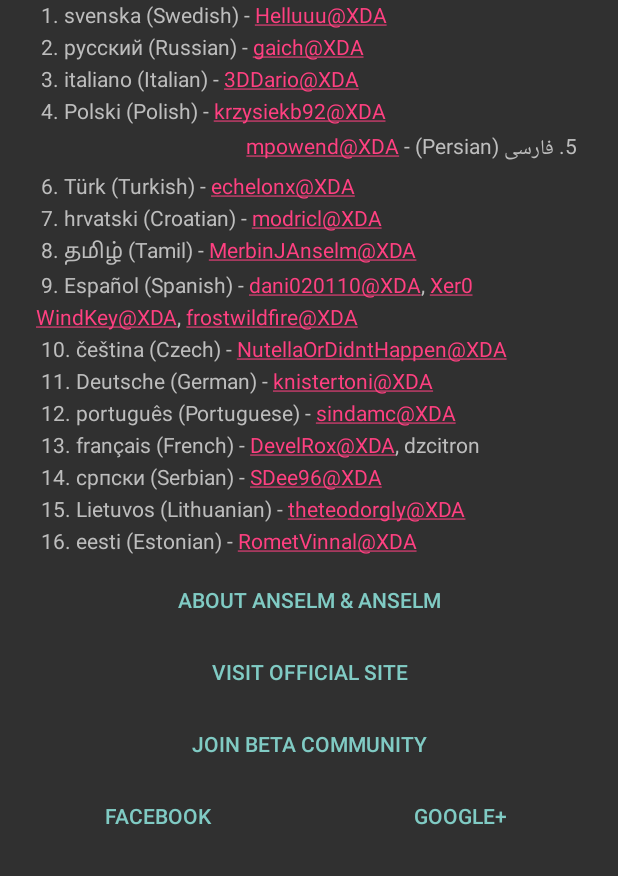
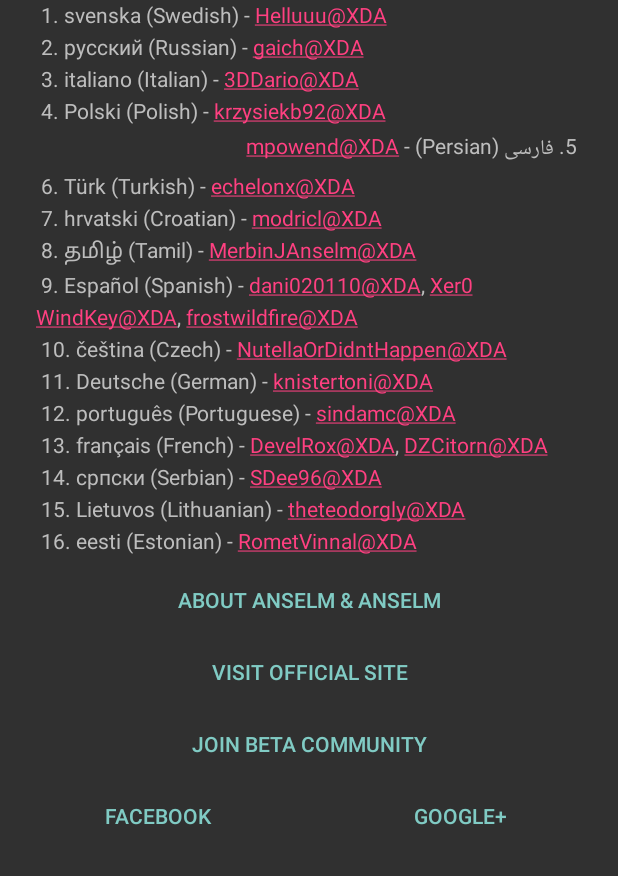
Before and after one commit to anselm94/Torchie-Android, an Android app: the fragment AboutDialog shown on its own in the app's theme, after a tap on an icon or button, on a phone screen of 412 x 824 dp, the part 360-1236 px from its top. Run offline under Robolectric (Android 15) with nearby library versions, the phone set to English and light mode, and no system bars; 1 statement that could not run was skipped.

Commit message:
updated DZCitron link to XDA

```diff
--- a/app/src/main/res/values/translators_list.xml
+++ b/app/src/main/res/values/translators_list.xml
@@ -13,7 +13,7 @@
         10. čeština (Czech) - <a href="http://forum.xda-developers.com/member.php?u=7055520">NutellaOrDidntHappen@XDA</a>\n
         11. Deutsche (German) - <a href="http://forum.xda-developers.com/member.php?u=5645136">knistertoni@XDA</a>\n
         12. português (Portuguese) - <a href="http://forum.xda-developers.com/member.php?u=2161433">sindamc@XDA</a>\n
-        13. français (French) - <a href="http://forum.xda-developers.com/member.php?u=6800171">DevelRox@XDA</a>, dzcitron\n
+        13. français (French) - <a href="http://forum.xda-developers.com/member.php?u=6800171">DevelRox@XDA</a>, <a href="http://forum.xda-developers.com/member.php?u=7211439">DZCitorn@XDA</a>\n
         14. српски (Serbian) - <a href="http://forum.xda-developers.com/member.php?u=4165001">SDee96@XDA</a>\n
         15. Lietuvos (Lithuanian) - <a href="http://forum.xda-developers.com/member.php?u=7162352">theteodorgly@XDA</a>\n
         16. eesti (Estonian) - <a href="http://forum.xda-developers.com/member.php?u=5891339">RometVinnal@XDA</a>\n
```
